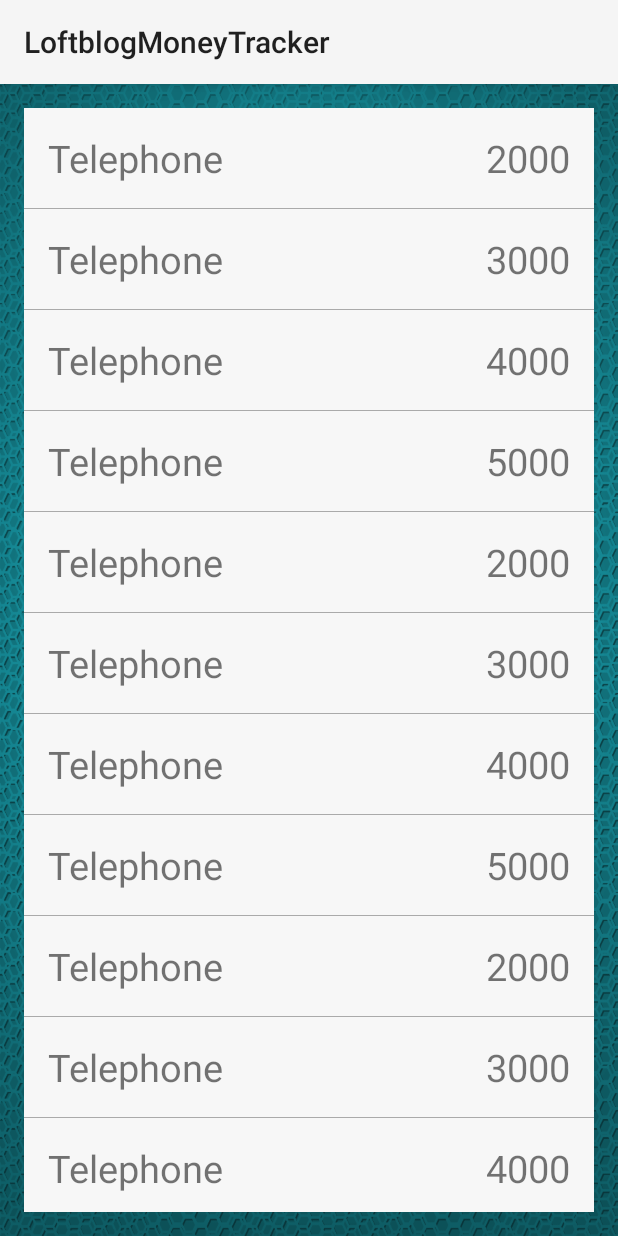
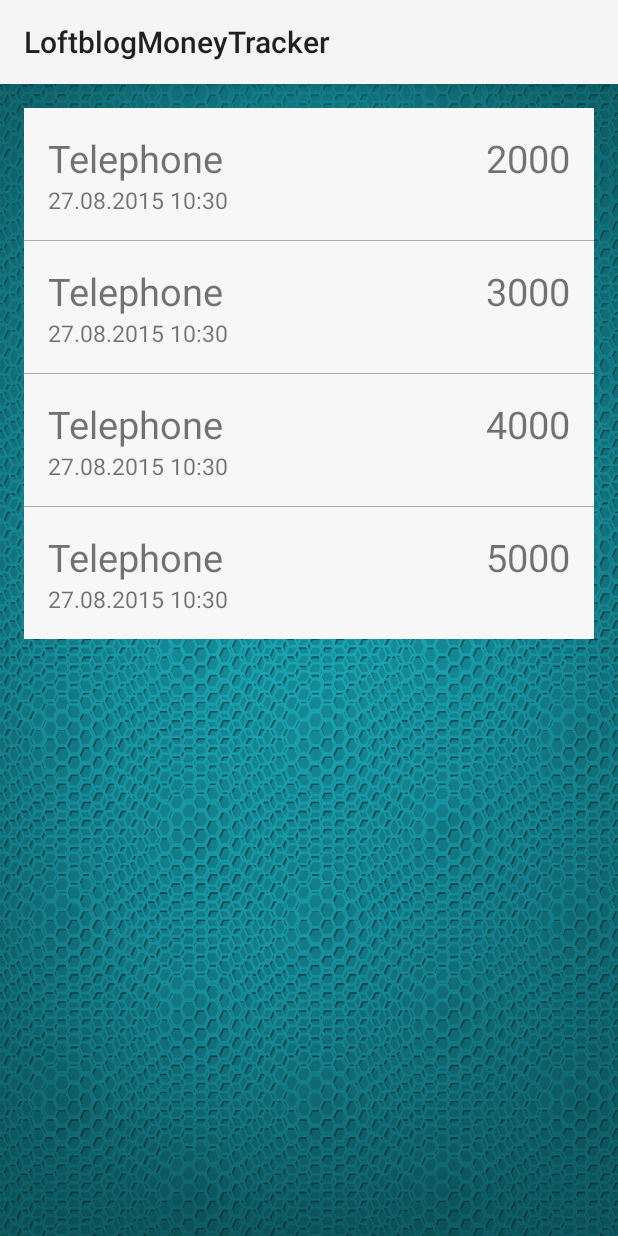
Before and after one commit to OxionAz/LoftblogMoneyTracker, an Android app: the screen it shows after launch (MainActivity), on a phone screen of 412 x 824 dp. Run offline under Robolectric (Android 15) with nearby library versions, the phone set to English and light mode, and no system bars.

Commit message:
added convert Int to String and Date

```diff
--- a/app/src/main/java/ru/loftschool/loftblogmoneytracker/MainActivity.java
+++ b/app/src/main/java/ru/loftschool/loftblogmoneytracker/MainActivity.java
@@ -4,6 +4,9 @@ import android.support.v7.app.AppCompatActivity;
 import android.os.Bundle;
 import android.util.Log;
 import android.widget.ListView;
+import java.text.SimpleDateFormat;
+import java.util.Date;
+import java.text.DateFormat;
 import java.util.ArrayList;
 import java.util.List;
 
@@ -26,22 +29,12 @@ public class MainActivity extends AppCompatActivity {
     }
 
     private List<Transaction> getDataList(){
-        data.add(new Transaction("Telephone","2000"));
-        data.add(new Transaction("Telephone","3000"));
-        data.add(new Transaction("Telephone","4000"));
-        data.add(new Transaction("Telephone","5000"));
-        data.add(new Transaction("Telephone","2000"));
-        data.add(new Transaction("Telephone","3000"));
-        data.add(new Transaction("Telephone","4000"));
-        data.add(new Transaction("Telephone","5000"));
-        data.add(new Transaction("Telephone","2000"));
-        data.add(new Transaction("Telephone","3000"));
-        data.add(new Transaction("Telephone","4000"));
-        data.add(new Transaction("Telephone","5000"));
-        data.add(new Transaction("Telephone","2000"));
-        data.add(new Transaction("Telephone","3000"));
-        data.add(new Transaction("Telephone","4000"));
-        data.add(new Transaction("Telephone","5000"));
+        Date d = new Date();
+        SimpleDateFormat format1 = new SimpleDateFormat("dd.MM.yyyy hh:mm");
+        data.add(new Transaction("Telephone",2000,format1.format(d)));
+        data.add(new Transaction("Telephone",3000,format1.format(d)));
+        data.add(new Transaction("Telephone",4000,format1.format(d)));
+        data.add(new Transaction("Telephone",5000,format1.format(d)));
         return data;
     }
 
--- a/app/src/main/java/ru/loftschool/loftblogmoneytracker/Transaction.java
+++ b/app/src/main/java/ru/loftschool/loftblogmoneytracker/Transaction.java
@@ -1,4 +1,6 @@
 package ru.loftschool.loftblogmoneytracker;
+
+import java.util.Date;
 
 /**
  * Created by Александр on 26.08.2015.
@@ -6,11 +8,16 @@ package ru.loftschool.loftblogmoneytracker;
 public class Transaction {
 
     public String title;
-    public String sum;
+    public Integer sum;
+    public String date;
 
-    public Transaction(String title, String sum){
-        this.sum=sum;
+    public Transaction(String title, Integer sum, String date){
+        this.sum = sum;
         this.title = title;
+        this.date = date;
+    }
 
+    public String getSum(){
+        return  Integer.toString(sum);
     }
 }
--- a/app/src/main/java/ru/loftschool/loftblogmoneytracker/TransactionAdapter.java
+++ b/app/src/main/java/ru/loftschool/loftblogmoneytracker/TransactionAdapter.java
@@ -29,9 +29,11 @@ public class TransactionAdapter extends ArrayAdapter<Transaction> {
         }
         TextView textTitle = (TextView) convertView.findViewById(R.id.name_text);
         TextView sumTitle = (TextView) convertView.findViewById(R.id.sum_text);
+        TextView dateTitle = (TextView) convertView.findViewById(R.id.data_text);
 
         textTitle.setText(transaction.title);
-        sumTitle.setText(transaction.sum);
+        sumTitle.setText(transaction.getSum());
+        dateTitle.setText(transaction.date);
         return convertView;
     }
 }
--- a/app/src/main/res/layout/list_item.xml
+++ b/app/src/main/res/layout/list_item.xml
@@ -21,4 +21,12 @@
         android:layout_alignParentRight="true"
         android:text="Sum"/>
 
+    <TextView
+        android:id="@+id/data_text"
+        android:textSize="@dimen/small_main_text"
+        android:layout_width="wrap_content"
+        android:layout_height="wrap_content"
+        android:layout_below="@id/name_text"
+        android:text="Data"/>
+
 </RelativeLayout>
--- a/app/src/main/res/values/dimens.xml
+++ b/app/src/main/res/values/dimens.xml
@@ -4,4 +4,5 @@
     <dimen name="activity_vertical_margin">16dp</dimen>
     <dimen name="divider_height_list">0.4dp</dimen>
     <dimen name="medium_main_text">25sp</dimen>
+    <dimen name="small_main_text">15sp</dimen>
 </resources>
```
